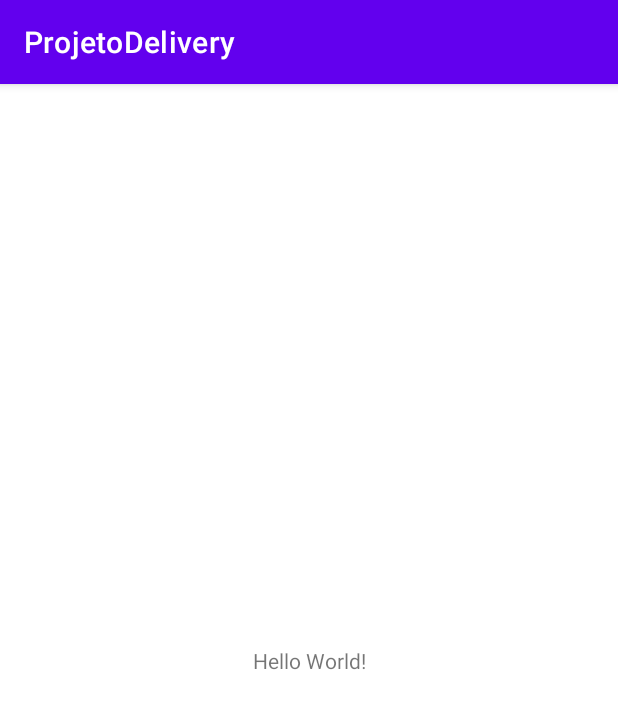
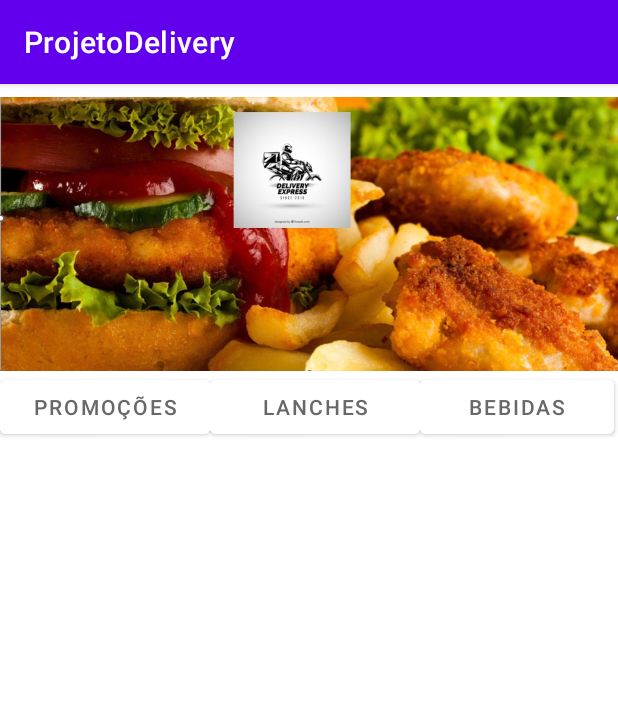
Before and after one commit to Patrickones/ProjetoDelivery, an Android app: the screen it shows after launch (MainActivity), on a phone screen of 412 x 824 dp. Shown: the top 709 px of the screen. Run offline under Robolectric (Android 15) with nearby library versions, the light colour scheme and no system bars.

Commit message:
comitando4

```diff
--- a/app/src/main/res/layout/activity_main.xml
+++ b/app/src/main/res/layout/activity_main.xml
@@ -6,13 +6,67 @@
     android:layout_height="match_parent"
     tools:context=".MainActivity">
 
-    <TextView
-        android:layout_width="wrap_content"
-        android:layout_height="wrap_content"
-        android:text="Hello World!"
-        app:layout_constraintBottom_toBottomOf="parent"
-        app:layout_constraintLeft_toLeftOf="parent"
-        app:layout_constraintRight_toRightOf="parent"
-        app:layout_constraintTop_toTopOf="parent" />
+    <RelativeLayout
+        android:layout_width="match_parent"
+        android:layout_height="match_parent">
 
+        <LinearLayout
+            android:layout_width="match_parent"
+            android:layout_height="wrap_content"
+            android:orientation="vertical">
+
+            <LinearLayout
+                android:layout_width="match_parent"
+                android:layout_height="200dp"
+                android:orientation="horizontal">
+
+                <LinearLayout
+                    android:layout_width="match_parent"
+                    android:layout_height="match_parent"
+                    android:orientation="horizontal">
+
+                    <ImageView
+                        android:id="@+id/imagem1"
+                        android:layout_width="wrap_content"
+                        android:layout_height="wrap_content"
+                        app:srcCompat="@drawable/dsdsds" />
+
+                </LinearLayout>
+
+            </LinearLayout>
+        </LinearLayout>
+
+        <LinearLayout
+            android:layout_width="match_parent"
+            android:layout_height="match_parent"
+            android:layout_alignParentTop="false"
+            android:layout_marginTop="191dp"
+            android:orientation="horizontal">
+
+            <Button
+                android:id="@+id/btnPromocoes"
+                android:layout_width="140dp"
+                android:layout_height="wrap_content"
+                android:backgroundTint="#FFFFFF"
+                android:text="@string/promocoes"
+                android:textColor="#686868" />
+
+            <Button
+                android:id="@+id/btnLanches"
+                android:layout_width="140dp"
+                android:layout_height="wrap_content"
+                android:backgroundTint="#FFFFFF"
+                android:text="@string/lanches"
+                android:textColor="#686868" />
+
+            <Button
+                android:id="@+id/btnBebidas"
+                android:layout_width="129dp"
+                android:layout_height="wrap_content"
+                android:backgroundTint="#FFFFFF"
+                android:text="@string/bebidas"
+                android:textColor="#686868" />
+        </LinearLayout>
+
+    </RelativeLayout>
 </androidx.constraintlayout.widget.ConstraintLayout>
--- a/app/src/main/res/values/strings.xml
+++ b/app/src/main/res/values/strings.xml
@@ -2,4 +2,7 @@
     <string name="app_name">ProjetoDelivery</string>
     <string name="email">Email</string>
     <string name="senha">Senha</string>
+    <string name="promocoes">Promoções</string>
+    <string name="lanches">Lanches</string>
+    <string name="bebidas">Bebidas</string>
 </resources>
```
Also changed, not shown: app/src/main/res/drawable/dsdsds.jpg (added), app/src/main/res/drawable/papatiti.jpg (added).
